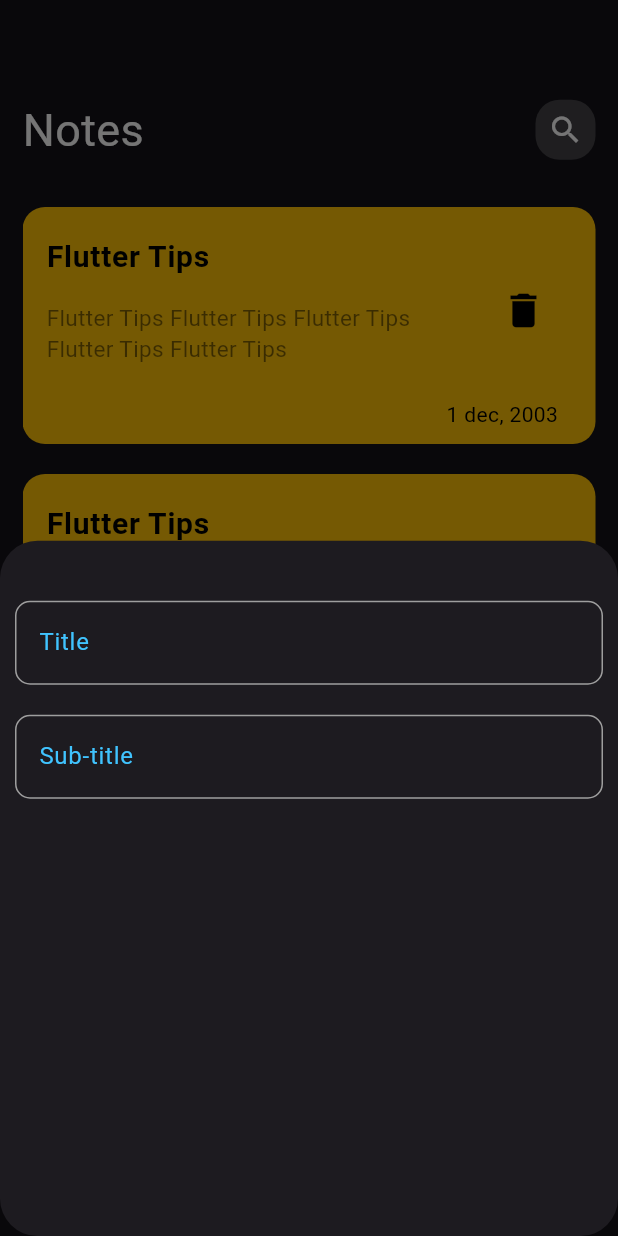
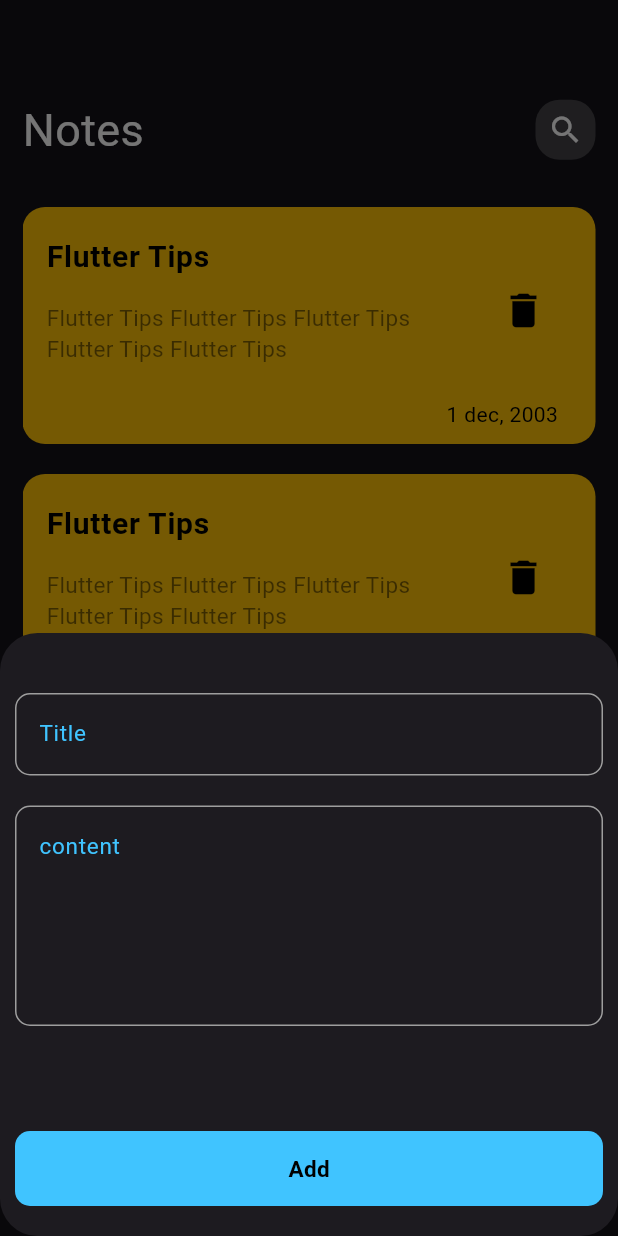
Before and after one commit to Ahmed-Hamouda1/notes_app, a Flutter app: the screen it shows after launch, after a tap on the "add" icon, on a phone screen of 412 x 824 dp. Run offline on Flutter 3.47's test engine with Material 3 defaults, Android fonts, the phone set to English and light mode, and no system bars.

Commit message:
add custom button widget and reuse

```diff
--- a/lib/views/notes_view.dart
+++ b/lib/views/notes_view.dart
@@ -23,13 +23,13 @@ class NotesView extends StatelessWidget {
             context: context,
             builder: (context)
             {
-              return CustomBottomSheet();
+              return const CustomBottomSheet();
             }
           );
         },
-        child: Icon(Icons.add),
+        child: const Icon(Icons.add),
       ),
-      body: NotesViewBody(),
+      body: const NotesViewBody(),
     );
   }
 }
--- a/lib/views/widgets/custom_bottom_sheet.dart
+++ b/lib/views/widgets/custom_bottom_sheet.dart
@@ -1,4 +1,5 @@
 import 'package:flutter/material.dart';
+import 'package:notes_app/widgets/custom_button.dart';
 import 'package:notes_app/widgets/custom_text_faild.dart';
 
 class CustomBottomSheet extends StatelessWidget
@@ -6,21 +7,33 @@ class CustomBottomSheet extends StatelessWidget
   const CustomBottomSheet({super.key});
 
   @override
-  Widget build(BuildContext context) {
-    return Padding(
+  Widget build(BuildContext context)
+  {
+    return SingleChildScrollView
+    (
+      child: Padding(
         padding: const EdgeInsets.all(10),
         child: Column
         (
           children:
           [
-          SizedBox(height: 20,),
+            const SizedBox(height: 20,),
             CustomTextFaild
             (
               hintText: "Title",
               pColor: Colors.lightBlueAccent,
             ),
-          CustomTextFaild(hintText: "Sub-title", pColor: Colors.lightBlueAccent)
+            CustomTextFaild
+            (
+              hintText: "content",
+              pColor: Colors.lightBlueAccent,
+              numOfLines: 5,
+
+            ),
+            const SizedBox(height: 50,),
+            CustomButton(title: "Add", backgroundColor: Colors.lightBlueAccent, titleColor: Colors.black)
           ],
+        ),
       ),
     );
   }
--- a/lib/views/widgets/custom_search_icon.dart
+++ b/lib/views/widgets/custom_search_icon.dart
@@ -15,7 +15,7 @@ class CustomSearchIcon extends StatelessWidget
         color: Colors.white.withOpacity(0.2),
         borderRadius: BorderRadius.circular(16)
       ),
-      child: Center
+      child: const Center
       (
         child: Icon(Icons.search),
       ),
--- a/lib/views/widgets/note_card.dart
+++ b/lib/views/widgets/note_card.dart
@@ -69,7 +69,7 @@ class NotesListView extends StatelessWidget
     (
       itemBuilder: (context,index)
       {
-        return Padding
+        return const Padding
         (
           padding: EdgeInsets.symmetric(vertical: 10),
           child: NoteCard(),
--- a/lib/views/widgets/notes_view_appbar.dart
+++ b/lib/views/widgets/notes_view_appbar.dart
@@ -8,7 +8,7 @@ class NotesViewAppBar extends StatelessWidget
   @override
   Widget build(BuildContext context)
   {
-    return Row
+    return const Row
     (
       mainAxisAlignment: MainAxisAlignment.spaceBetween,
       children:
--- a/lib/views/widgets/notes_view_body.dart
+++ b/lib/views/widgets/notes_view_body.dart
@@ -7,7 +7,7 @@ class NotesViewBody extends StatelessWidget {
 
   @override
   Widget build(BuildContext context) {
-    return Padding
+    return const Padding
     (
       padding: const EdgeInsets.all(15),
       child: Column
--- /dev/null
+++ b/lib/widgets/custom_button.dart
@@ -0,0 +1,46 @@
+
+import 'package:flutter/material.dart';
+
+class CustomButton extends StatelessWidget
+{
+  final String title;
+  final Color backgroundColor;
+  final Color titleColor;
+  CustomButton
+  (
+    {
+      super.key, required this.title, this.onTap,required this.backgroundColor,required this.titleColor
+    }
+  );
+  VoidCallback? onTap;
+
+  @override
+  Widget build(BuildContext context) {
+    return GestureDetector
+    (
+      onTap: onTap,
+      child: Container
+      (
+        margin: const EdgeInsets.symmetric(vertical: 10),
+        width: double.infinity,
+        height: 50,
+        alignment: Alignment.center,
+        decoration: BoxDecoration
+        (
+          color: backgroundColor,
+          borderRadius: BorderRadius.circular(10)
+        ),
+        child:Text
+        (
+          title,
+          style: TextStyle
+          (
+            color: titleColor,
+            fontWeight: FontWeight.bold,
+            fontSize: 15
+          ),
+        ),
+      ),
+    );
+  }
+}
--- a/lib/widgets/custom_text_faild.dart
+++ b/lib/widgets/custom_text_faild.dart
@@ -10,6 +10,7 @@ class CustomTextFaild extends StatelessWidget
   bool secure ;
   TextEditingController? controller=TextEditingController();
   TextInputType? inputType;
+  int ?numOfLines;
 
   CustomTextFaild
   (
@@ -23,7 +24,8 @@ class CustomTextFaild extends StatelessWidget
       this.suffix,
       this.secure = false,
       this.inputType,
-      this.hintColor
+      this.hintColor,
+      this.numOfLines
     }
   );
   Function(String)? onChange;
@@ -37,13 +39,12 @@ class CustomTextFaild extends StatelessWidget
       padding: const EdgeInsets.symmetric(vertical: 10),
       child: TextField
       (
-
         keyboardType: inputType,
         obscureText: secure,
         controller: controller,
         //keyboardType: TextInputType.,
 
-        style: TextStyle(color: pColor),
+        style: TextStyle(color: pColor,fontSize: 15),
         onChanged: onChange,
         decoration: InputDecoration
         (
@@ -52,7 +53,7 @@ class CustomTextFaild extends StatelessWidget
           hintStyle: TextStyle(color: pColor),
           enabledBorder: OutlineInputBorder
           (
-            borderSide: BorderSide(color: Colors.grey),
+            borderSide: const BorderSide(color: Colors.grey),
             borderRadius: BorderRadius.circular(10)
           ),
           focusedBorder: OutlineInputBorder
@@ -65,6 +66,7 @@ class CustomTextFaild extends StatelessWidget
           //   borderSide: BorderSide(color: pColor),
           // ),
         ),
+        maxLines: numOfLines,
       ),
     );
   }
```
Also changed, not shown: 4 other files. Lines whose indentation alone changed are shown as unchanged.
